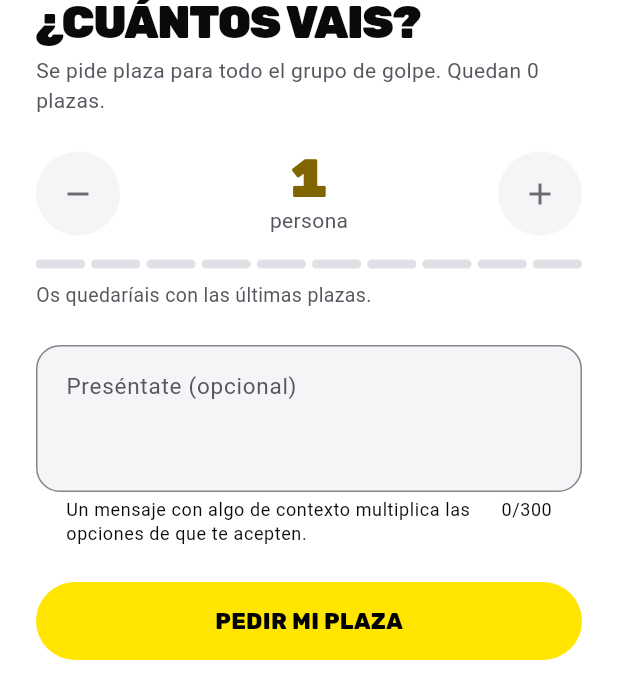
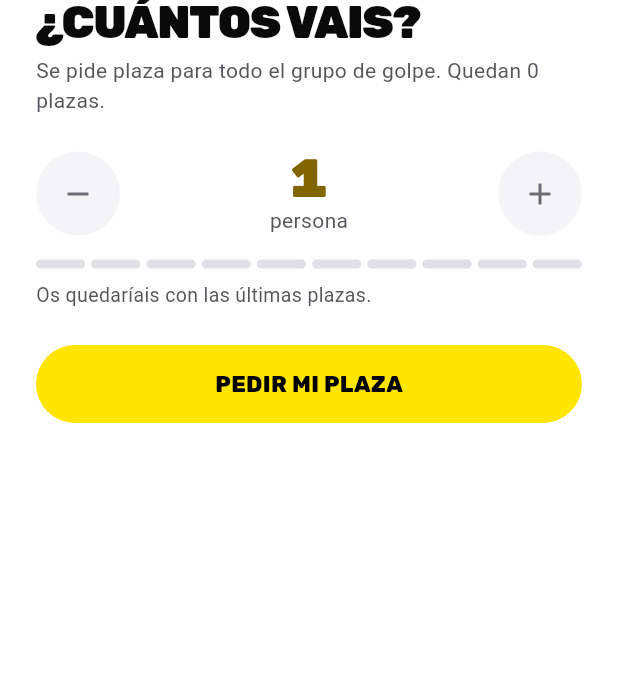
Before and after one commit to monzdevV/previa, a Flutter app: the _HojaSolicitarPlaza widget shown alone on an empty page, opened directly with empty values, on a phone screen of 412 x 824 dp. Shown: the top 699 px of the screen. Run offline on Flutter 3.47's test engine with Material 3 defaults, Android fonts, the phone set to English and light mode, and no system bars; our stand-ins replace cached_network_image, flutter_animate, flutter_dotenv, flutter_map, flutter_riverpod, font_awesome_flutter and 9 more; missing offline and left inert: mobile_scanner; accounts and stored records are empty.

Commit message:
Pedir plaza sin mensaje libre: solo cuántos sois
El mensaje de desconocidos antes de aceptar era un riesgo de acoso y de
moderación señalado en la auditoría; el contexto llega ya dentro del chat.
La hoja queda en un número y un botón.

Co-Authored-By: Claude Sonnet 5.5 <noreply@anthropic.com>
Claude-Session: https://claude.ai/code/session_01UjxhfVxhYJKq9x76jFaoUJ

```diff
--- a/lib/features/party/hoja_solicitar_plaza.dart
+++ b/lib/features/party/hoja_solicitar_plaza.dart
@@ -37,16 +37,9 @@ class _HojaSolicitarPlaza extends ConsumerStatefulWidget {
 }
 
 class _HojaSolicitarPlazaState extends ConsumerState<_HojaSolicitarPlaza> {
-  final _mensaje = TextEditingController();
   int _grupo = 1;
   bool _enviando = false;
   String? _error;
-
-  @override
-  void dispose() {
-    _mensaje.dispose();
-    super.dispose();
-  }
 
   Future<void> _enviar() async {
     setState(() {
@@ -60,7 +53,6 @@ class _HojaSolicitarPlazaState extends ConsumerState<_HojaSolicitarPlaza> {
           .solicitarPlaza(
             previaId: widget.previaId,
             tamanoGrupo: _grupo,
-            mensaje: _mensaje.text,
           );
       if (!mounted) return;
       HapticFeedback.heavyImpact();
@@ -141,25 +133,9 @@ class _HojaSolicitarPlazaState extends ConsumerState<_HojaSolicitarPlaza> {
                 style: textos.bodyMedium?.copyWith(fontSize: 13),
               ),
 
-              const SizedBox(height: EspaciadoPrevia.l),
-              TextField(
-                controller: _mensaje,
-                maxLines: 3,
-                maxLength: 300,
-                textCapitalization: TextCapitalization.sentences,
-                decoration: const InputDecoration(
-                  labelText: 'Preséntate (opcional)',
-                  hintText:
-                      'Somos dos, venimos de cenar por la zona. '
-                      'Llevamos bebida.',
-                  helperText:
-                      'Un mensaje con algo de contexto multiplica las '
-                      'opciones de que te acepten.',
-                  helperMaxLines: 2,
-                  alignLabelWithHint: true,
-                ),
-              ),
-
+              // Sin mensaje libre a propósito: antes de aceptar, el anfitrión solo
+              // ve cuántos sois. Un texto de desconocidos es un canal de acoso y
+              // obliga a moderar; el contexto llega ya dentro del chat.
               if (_error != null) ...[
                 const SizedBox(height: EspaciadoPrevia.m),
                 AvisoError(_error!),
```
Also changed, not shown: 1 other file.
